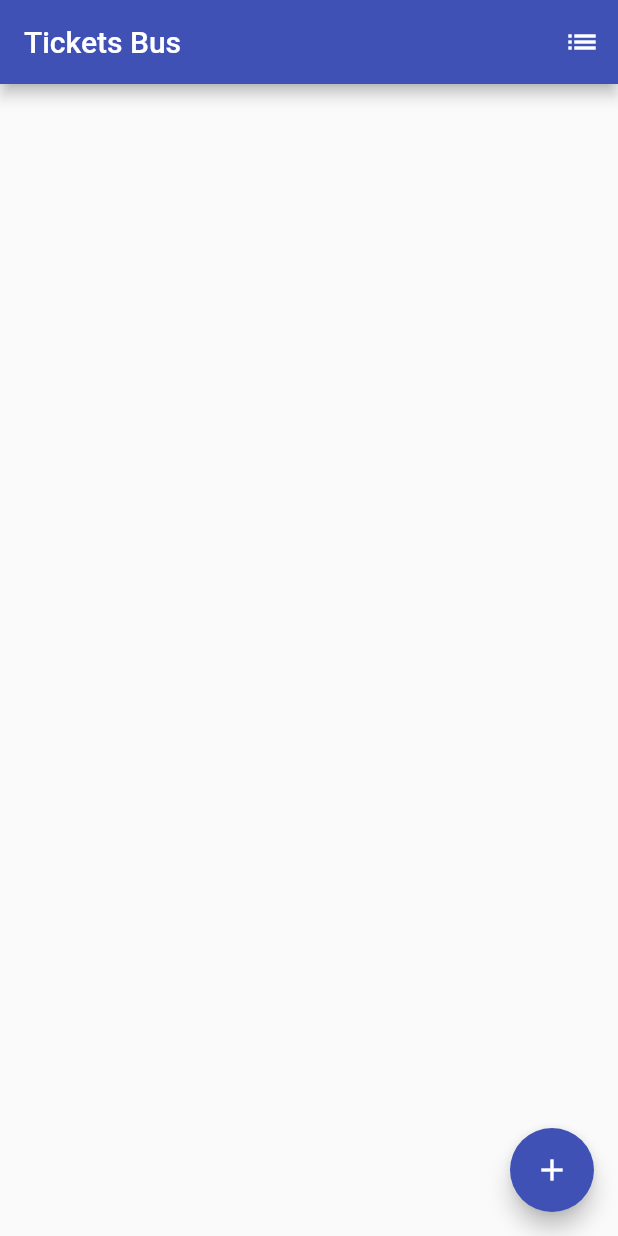
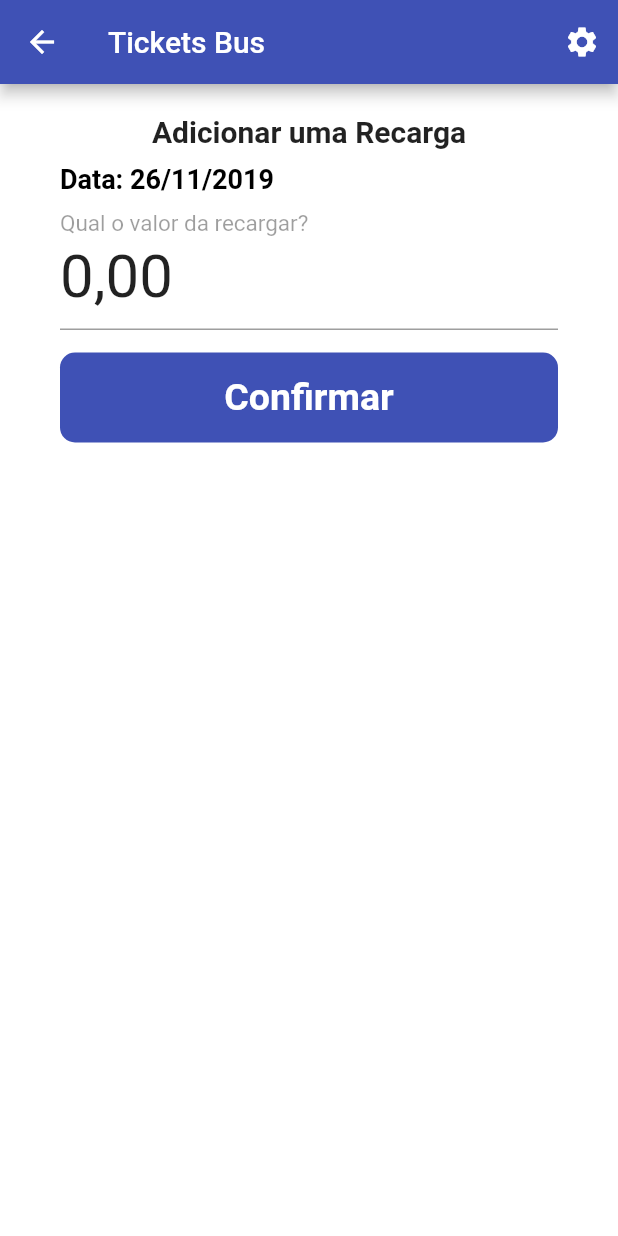
Before and after one commit to beliciobcardoso-zz/app_ticketsbus, a Flutter app: the screen it shows after launch, after a tap on the "list" icon, on a phone screen of 412 x 824 dp. Run offline on Flutter 3.47's test engine with Material 2 defaults, Android fonts, the phone set to English and light mode, and no system bars; our stand-ins replace flutter_masked_text.

Commit message:
outros ajustes

```diff
--- a/lib/pages/MyHomePage.dart
+++ b/lib/pages/MyHomePage.dart
@@ -1,5 +1,7 @@
 import 'package:app_ticketsbus/pages/AdicionarPassagens.dart';
 import 'package:flutter/material.dart';
+
+import 'Recarga.dart';
 
 class MyHomePage extends StatelessWidget {
   @override
@@ -11,7 +13,14 @@ class MyHomePage extends StatelessWidget {
           IconButton(
             icon: Icon(Icons.list),
             tooltip: 'Menu',
-            onPressed: () {},
+            onPressed: () {
+              Navigator.push(
+                context,
+                MaterialPageRoute(
+                  builder: (context) => Recarga(),
+                ),
+              );
+            },
           ),
         ],
       ),
--- a/lib/pages/Recarga.dart
+++ b/lib/pages/Recarga.dart
@@ -1,8 +1,116 @@
+import 'package:app_ticketsbus/models/MyTimeDate.dart';
+import 'package:app_ticketsbus/pages/Config.dart';
+import 'package:flutter_masked_text/flutter_masked_text.dart';
 import 'package:flutter/material.dart';
 
-class MyRecarga extends StatelessWidget {
+class Recarga extends StatelessWidget {
   @override
   Widget build(BuildContext context) {
-    return Container();
+    var controller = new MoneyMaskedTextController(
+      decimalSeparator: ',',
+      thousandSeparator: '.',
+    );
+    return Scaffold(
+      appBar: AppBar(
+        leading: IconButton(
+          icon: Icon(Icons.arrow_back),
+          onPressed: () => Navigator.pop(context, false),
+        ),
+        title: Text("Tickets Bus"),
+        actions: <Widget>[
+          IconButton(
+            icon: Icon(Icons.settings),
+            tooltip: 'Configuração',
+            onPressed: () {
+              Navigator.push(
+                context,
+                MaterialPageRoute(
+                  builder: (context) => MyConfig(),
+                ),
+              );
+            },
+          ),
+        ],
+      ),
+      body: Container(
+        padding: EdgeInsets.only(
+          top: 20,
+          left: 40,
+          right: 40,
+        ),
+        color: Colors.white,
+        child: ListView(
+          children: <Widget>[
+            Text(
+              "Adicionar uma Recarga",
+              style: TextStyle(
+                fontSize: 20,
+                fontWeight: FontWeight.bold,
+              ),
+              textAlign: TextAlign.center,
+            ),
+            SizedBox(
+              height: 10,
+            ),
+            Text(
+              "Data: $data",
+              style: TextStyle(
+                fontWeight: FontWeight.bold,
+                color: Colors.black,
+                fontSize: 18,
+              ),
+            ),
+            TextFormField(
+              controller: controller,
+              keyboardType: TextInputType.number,
+              decoration: InputDecoration(
+                labelText: "Qual o valor da recargar?",
+                labelStyle: TextStyle(
+                  color: Colors.black38,
+                  fontWeight: FontWeight.w400,
+                  fontSize: 20,
+                ),
+              ),
+              style: TextStyle(fontSize: 40),
+            ),
+            SizedBox(
+              height: 15,
+            ),
+            Container(
+              height: 60,
+              alignment: Alignment.centerLeft,
+              decoration: BoxDecoration(
+                gradient: LinearGradient(
+                  begin: Alignment.topLeft,
+                  end: Alignment.bottomRight,
+                  stops: [0.3, 1],
+                  colors: [
+                    Color(0xff3f51b5),
+                    Color(0xff3f51b5),
+                  ],
+                ),
+                borderRadius: BorderRadius.all(
+                  Radius.circular(10),
+                ),
+              ),
+              child: SizedBox.expand(
+                child: FlatButton(
+                  child: Text(
+                    "Confirmar",
+                    style: TextStyle(
+                      fontWeight: FontWeight.bold,
+                      color: Colors.white,
+                      fontSize: 25,
+                    ),
+                    textAlign: TextAlign.center,
+                  ),
+                  onPressed: () {},
+                ),
+              ),
+            ),
+          ],
+        ),
+      ),
+    );
   }
 }
```
